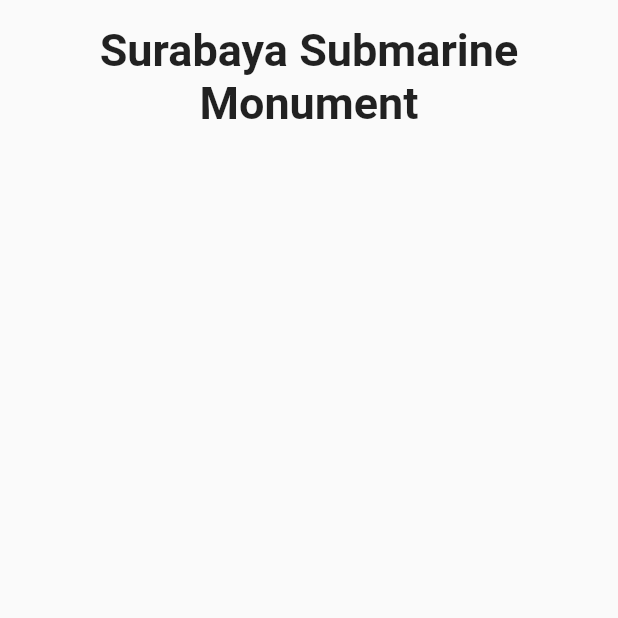
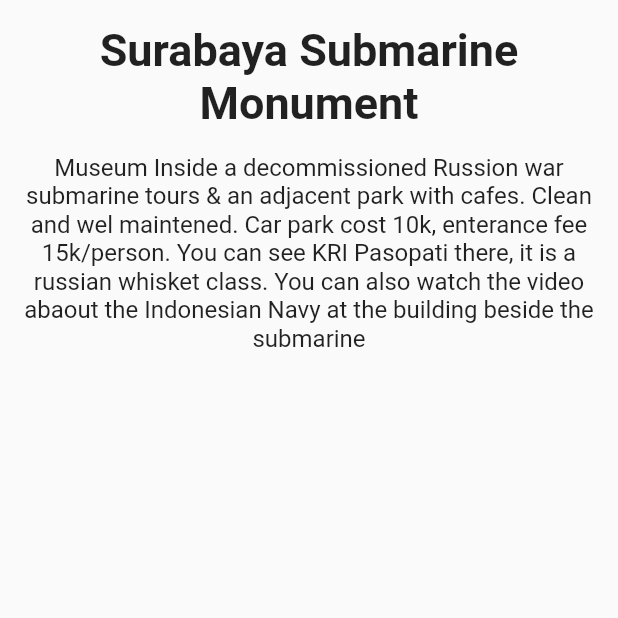
Before and after one commit to KabeNut/praktikum_2, a Flutter app: the screen it shows after launch, on a phone screen of 412 x 824 dp, the top half of it. Run offline on Flutter 3.47's test engine with Material 2 defaults, Android fonts, the phone set to English and light mode, and no system bars.

Commit message:
Percobaan 2

```diff
--- a/lib/main.dart
+++ b/lib/main.dart
@@ -37,7 +37,15 @@ class DetailScreen extends StatelessWidget{
                   fontWeight: FontWeight.bold,
                 ),
               ),
-            )
+            ),//Title
+            Container(
+              padding: const EdgeInsets.all(16.0),
+              child: const Text(
+                'Museum Inside a decommissioned Russion war submarine tours & an adjacent park with cafes. Clean and wel maintened. Car park cost 10k, enterance fee 15k/person. You can see KRI Pasopati there, it is a russian whisket class. You can also watch the video abaout the Indonesian Navy at the building beside the submarine',
+                textAlign: TextAlign.center,
+                style: TextStyle(fontSize: 16.0),
+              ),
+            ),//Description
           ],
         ),
       ),
```
